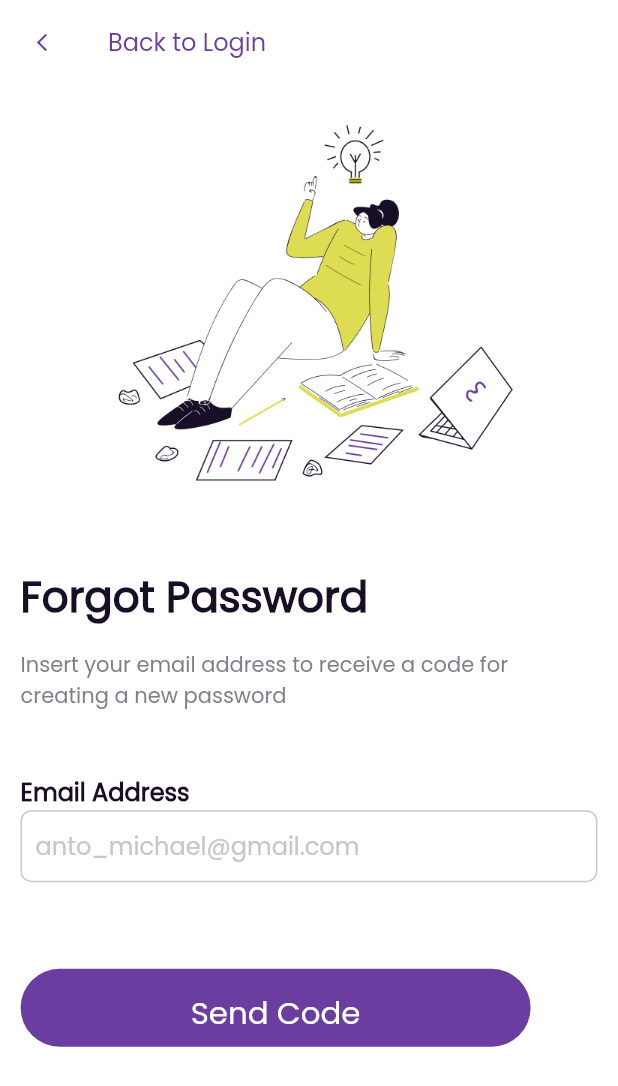
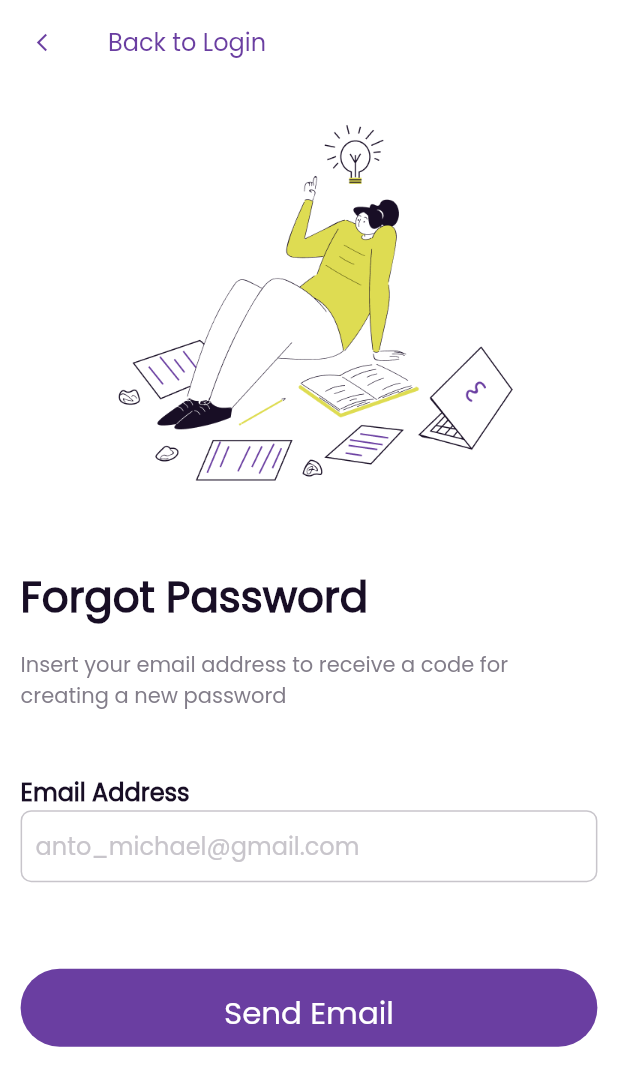
Before and after one commit to MPLectures/faiz_notes_app, a Flutter app: the ForgotPasswordScreen screen opened directly, on a phone screen of 412 x 824 dp. Shown: the top 1086 px of the screen. Run offline on Flutter 3.47's test engine with Material 3 defaults, Android fonts, the phone set to English and light mode, and no system bars; our stand-ins replace firebase_auth, firebase_core, get, get_storage, sizer; accounts and stored records are empty.

Commit message:
some changes

```diff
--- a/lib/View/Screens/for_got_password_screen.dart
+++ b/lib/View/Screens/for_got_password_screen.dart
@@ -3,10 +3,10 @@ import 'package:flutter/material.dart';
 import 'package:get/get.dart';
 import 'package:sizer/sizer.dart';
 import '../../Custom Widgets/Custom_TextFormField.dart';
-import 'login_screen.dart';
 import 'package:faiz_notes_app/controllers/auth_controller.dart';
 
 class ForgotPasswordScreen extends StatelessWidget {
+
   @override
   Widget build(BuildContext context) {
 
@@ -97,11 +97,9 @@ class ForgotPasswordScreen extends StatelessWidget {
                       borderSide: BorderSide(color: NotesColor.greyColor),
                       borderRadius: BorderRadius.circular(7),
                     ),
-                    SizedBox(
-                      height: 7.h,
-                    ),
+                    SizedBox( height: 7.h,),
                     Container(
-                      width: 340,
+                      width: 350.sp,
                       height: 52,
                       padding: EdgeInsets.symmetric(vertical: 10.sp),
                       decoration: BoxDecoration(
@@ -114,7 +112,7 @@ class ForgotPasswordScreen extends StatelessWidget {
                           Get.back();
                         },
                         child: Text(
-                          'Send Code',
+                          'Send Email',
                           style: TextStyle(
                               fontWeight: FontWeight.w500,
                               fontFamily: 'Poppins',
--- a/lib/View/layouts/layout_home.dart
+++ b/lib/View/layouts/layout_home.dart
@@ -1,9 +1,9 @@
+import 'package:firebase_auth/firebase_auth.dart';
 import 'package:sizer/sizer.dart';
 import 'package:flutter/material.dart';
 import 'package:faiz_notes_app/Helpers/Constant.dart';
 import 'package:faiz_notes_app/controllers/home_controller.dart';
 import 'package:get/get.dart';
-import 'package:firebase_auth/firebase_auth.dart';
 import 'package:faiz_notes_app/View/Screens/login_screen.dart';
 
 class LayoutHome extends StatelessWidget {
--- a/lib/main.dart
+++ b/lib/main.dart
@@ -1,11 +1,11 @@
+import 'package:firebase_auth/firebase_auth.dart';
+import 'package:firebase_core/firebase_core.dart';
 import 'package:sizer/sizer.dart';
 import 'package:flutter/material.dart';
 import 'package:get/get_navigation/src/root/get_material_app.dart';
 import 'package:faiz_notes_app/View/Screens/onBoarding_screen.dart';
 import 'package:get_storage/get_storage.dart';
 import 'firebase_options.dart';
-import 'package:firebase_core/firebase_core.dart';
-import 'package:firebase_auth/firebase_auth.dart';
 import 'package:faiz_notes_app/View/Screens/home_screen.dart';
 
 void main() async {
```
Also changed, not shown: pubspec.yaml (line endings or trailing spaces).
